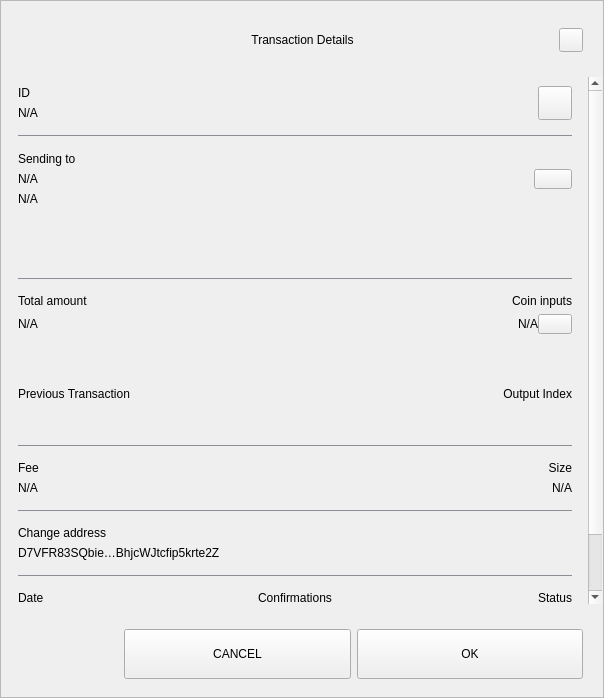
Old version of the form src/qt/bcz/forms/sendconfirmdialog.ui in the repository SpecialCoins/bitcoincz.
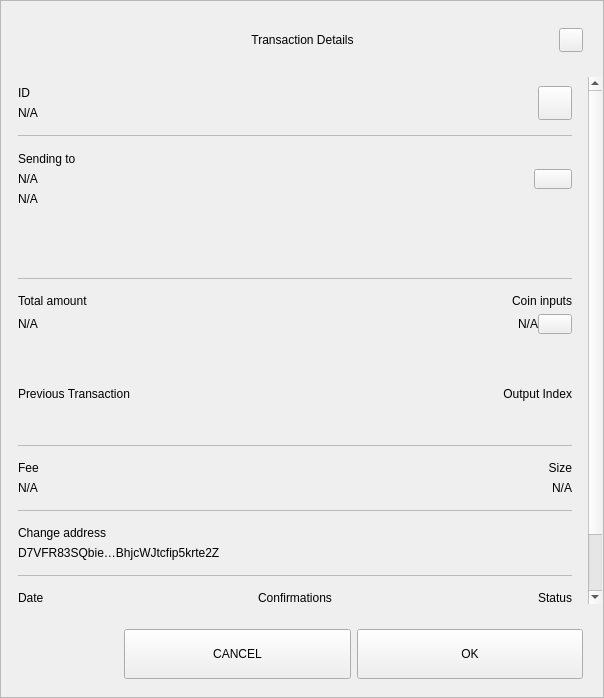
New version of the form.

Diff of the .ui file:
```diff
--- a/src/qt/bcz/forms/sendconfirmdialog.ui
+++ b/src/qt/bcz/forms/sendconfirmdialog.ui
@@ -334,7 +334,7 @@
                    </size>
                   </property>
                   <property name="styleSheet">
-                   <string notr="true">background-color:#908c96;</string>
+                   <string notr="true">background-color:#bababa;</string>
                   </property>
                   <property name="text">
                    <string/>
@@ -490,7 +490,7 @@
                    </size>
                   </property>
                   <property name="styleSheet">
-                   <string notr="true">background-color:#908c96;</string>
+                   <string notr="true">background-color:#bababa;</string>
                   </property>
                   <property name="text">
                    <string/>
@@ -664,7 +664,7 @@
                    </size>
                   </property>
                   <property name="styleSheet">
-                   <string notr="true">background-color:#908c96;</string>
+                   <string notr="true">background-color:#bababa;</string>
                   </property>
                   <property name="text">
                    <string/>
@@ -761,7 +761,7 @@
                    </size>
                   </property>
                   <property name="styleSheet">
-                   <string notr="true">background-color:#908c96;</string>
+                   <string notr="true">background-color:#bababa;</string>
                   </property>
                   <property name="text">
                    <string/>
@@ -815,7 +815,7 @@
                    </size>
                   </property>
                   <property name="styleSheet">
-                   <string notr="true">background-color:#908c96;</string>
+                   <string notr="true">background-color:#bababa;</string>
                   </property>
                   <property name="text">
                    <string/>
```
Left out of the diff: 2 changed lines with no effect on the pictures.
